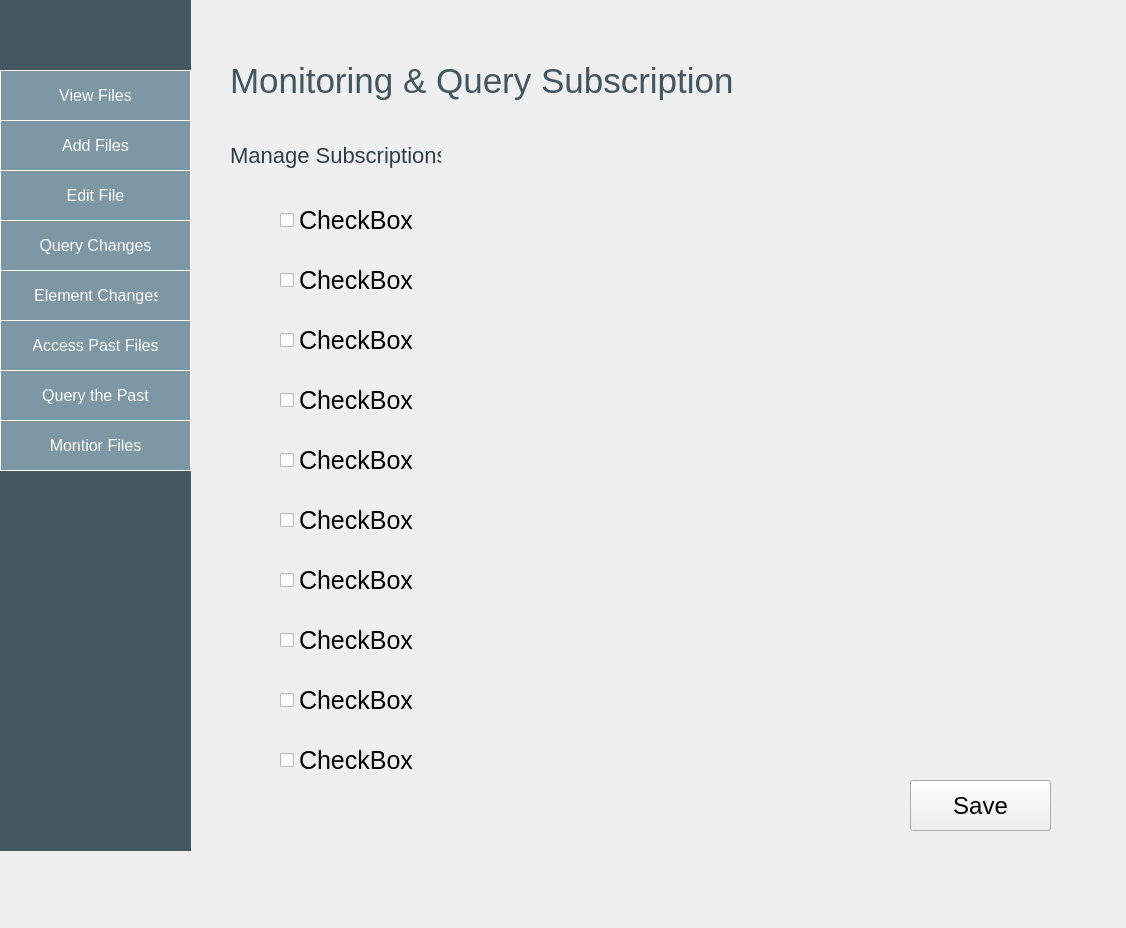
Qt form monitor.ui (HalaSaadeh/XML_Warehouse) before a commit.
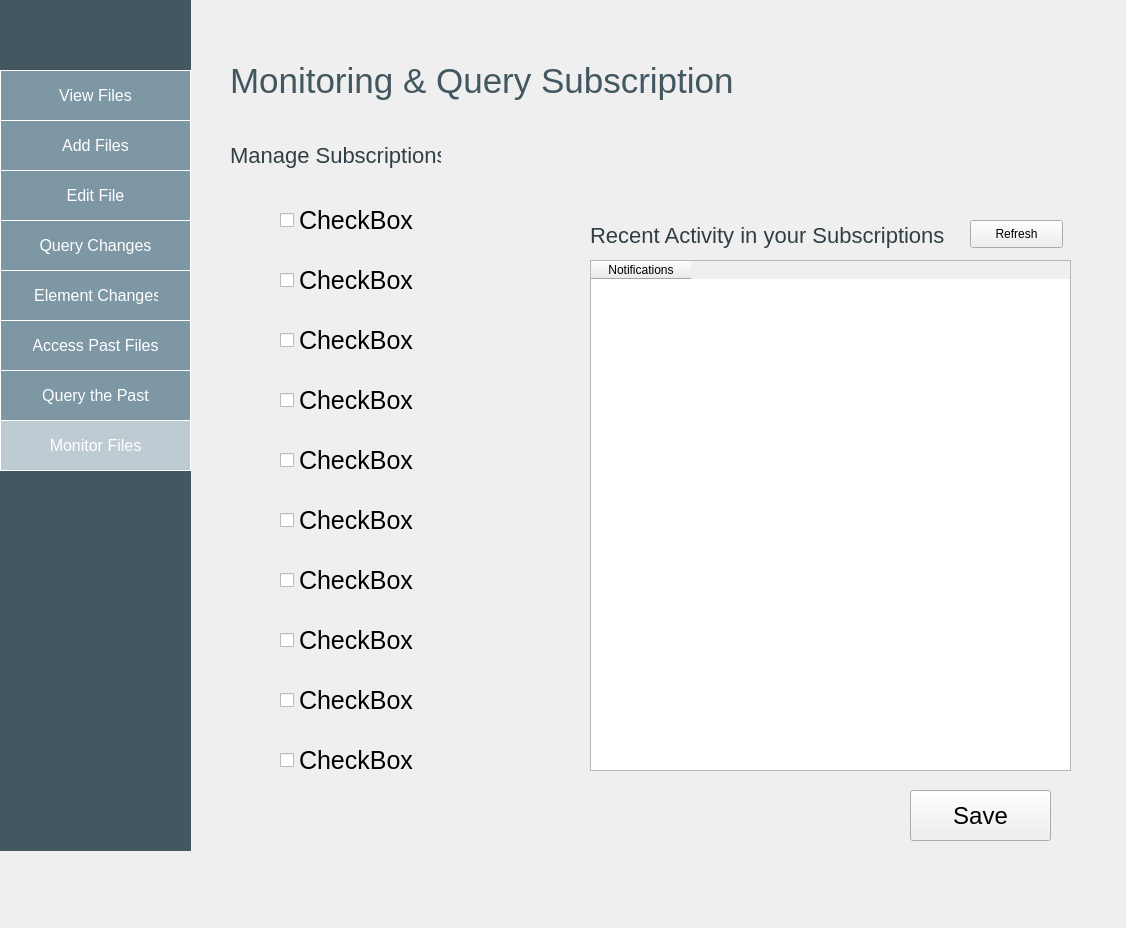
The same form after that commit.

What changed in the file:
```diff
--- a/monitor.ui
+++ b/monitor.ui
@@ -293,7 +293,7 @@
    </property>
    <property name="styleSheet">
     <string notr="true">  border: none;
-background-color: #7d97a5 ;
+background-color: #becbd2  ;
 
 
   color: white;
@@ -308,7 +308,7 @@
 </string>
    </property>
    <property name="text">
-    <string>Montior Files</string>
+    <string>Monitor Files</string>
    </property>
   </widget>
   <widget class="QCheckBox" name="checkBox1">
@@ -475,7 +475,7 @@
    <property name="geometry">
     <rect>
      <x>910</x>
-     <y>780</y>
+     <y>790</y>
      <width>141</width>
      <height>51</height>
     </rect>
@@ -488,6 +488,52 @@
     <string>Save</string>
    </property>
   </widget>
+  <widget class="QTableWidget" name="tableWidget">
+   <property name="geometry">
+    <rect>
+     <x>590</x>
+     <y>260</y>
+     <width>481</width>
+     <height>511</height>
+    </rect>
+   </property>
+   <column>
+    <property name="text">
+     <string>Notifications</string>
+    </property>
+   </column>
+  </widget>
+  <widget class="QLabel" name="previewLabel_2">
+   <property name="geometry">
+    <rect>
+     <x>590</x>
+     <y>220</y>
+     <width>361</width>
+     <height>31</height>
+    </rect>
+   </property>
+   <property name="styleSheet">
+    <string notr="true">color: #303e45 ;
+  font-size: 22px;
+font-family: helvetica;</string>
+   </property>
+   <property name="text">
+    <string>Recent Activity in your Subscriptions</string>
+   </property>
+  </widget>
+  <widget class="QPushButton" name="refresh">
+   <property name="geometry">
+    <rect>
+     <x>970</x>
+     <y>220</y>
+     <width>93</width>
+     <height>28</height>
+    </rect>
+   </property>
+   <property name="text">
+    <string>Refresh</string>
+   </property>
+  </widget>
  </widget>
  <resources/>
  <connections/>
```
